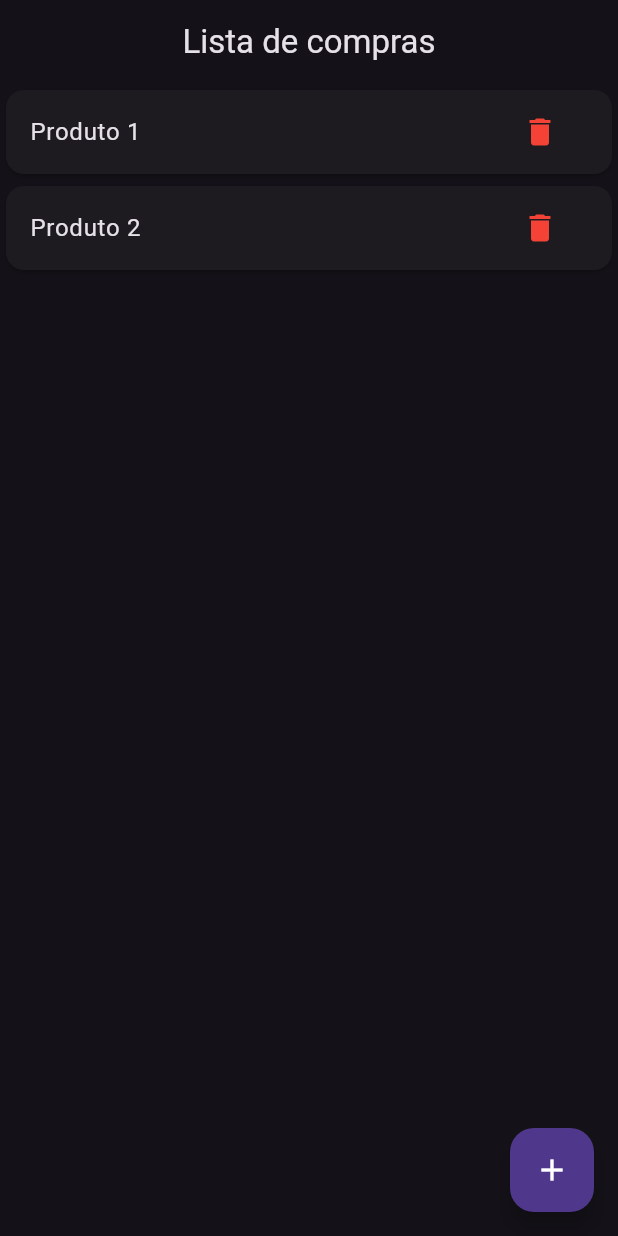
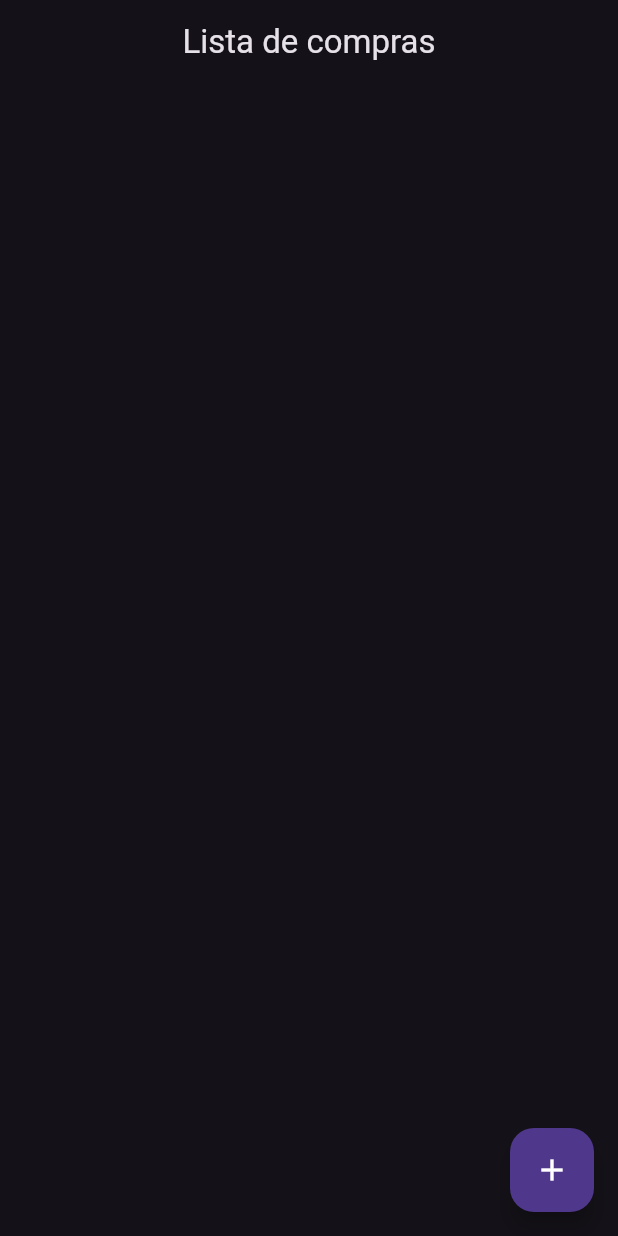
Before and after one commit to Oonailime/ListaDeCompras, a Flutter app: the screen it shows after launch, on a phone screen of 412 x 824 dp. Run offline on Flutter 3.47's test engine with Material 3 defaults, Android fonts, the phone set to English and light mode, and no system bars.

Commit message:
removi produto 1 e 2

```diff
--- a/lib/main.dart
+++ b/lib/main.dart
@@ -34,8 +34,7 @@ class _HomePageState extends State<HomePage> {
   @override
   void initState() {
     super.initState();
-    _compras.add('Produto 1');
-    _compras.add('Produto 2');
+
   }
 
   @override
```
